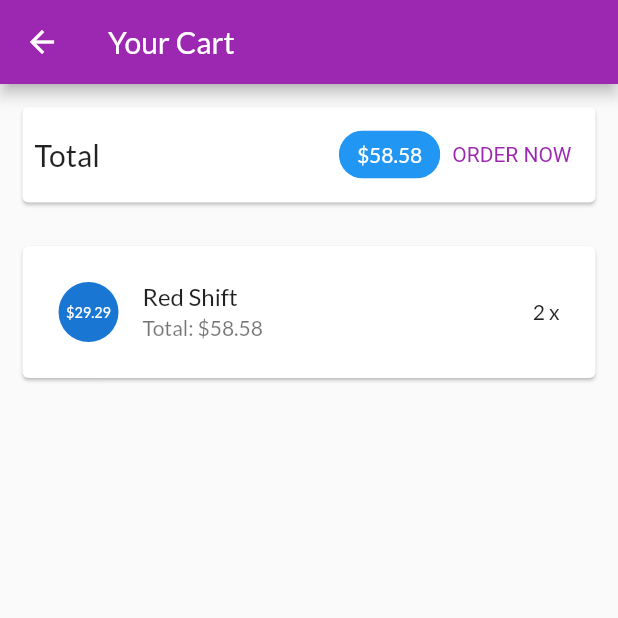
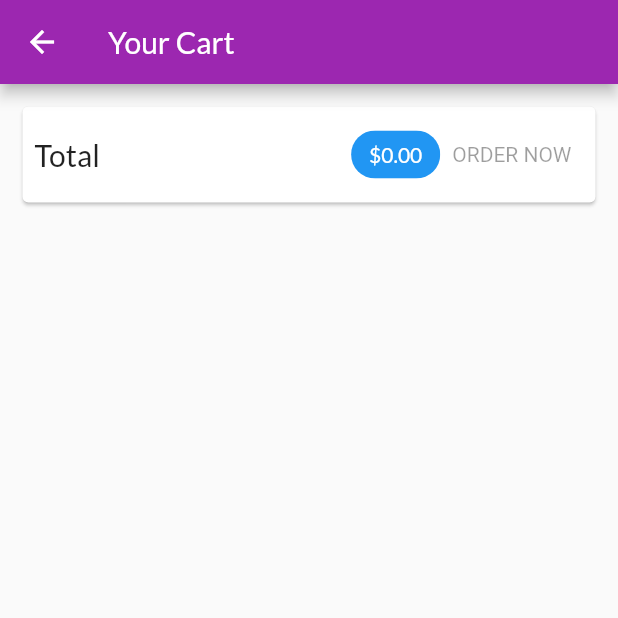
Before and after one commit to Anhkiet240101/lab1, a Flutter app: the CartScreen screen opened by its route, after a tap on "ORDER NOW", on a phone screen of 412 x 824 dp, the top half of it. Run offline on Flutter 3.47's test engine with Material 2 defaults, Android fonts, the phone set to English and light mode, and no system bars; network calls fail.

Commit message:
Quan ly trang thai voi provider - OrdersManager

```diff
--- a/lib/main.dart
+++ b/lib/main.dart
@@ -1,4 +1,5 @@
 import 'package:flutter/material.dart';
+import 'package:myshop/ui/orders/order_manager.dart';
 import 'ui/products/products_manager.dart';
 import 'ui/products/product_detail_screen.dart';
 import 'ui/products/products_overview_screen.dart';
@@ -7,6 +8,7 @@ import 'ui/cart/cart_screen.dart';
 import 'ui/orders/orders_screen.dart';
 import 'package:myshop/ui/cart/cart_manager.dart';
 import 'package:provider/provider.dart';
+import 'package:myshop/ui/orders/order_manager.dart';
 
 void main() {
   runApp(const MyApp());
@@ -24,6 +26,9 @@ class MyApp extends StatelessWidget {
         ),
         ChangeNotifierProvider(
           create: (ctx) => CartManager(),
+        ),
+        ChangeNotifierProvider(
+          create: (ctx) => OrdersManager(),
         ),
       ],
       child: MaterialApp(
--- a/lib/ui/cart/cart_screen.dart
+++ b/lib/ui/cart/cart_screen.dart
@@ -1,4 +1,5 @@
 import 'package:flutter/material.dart';
+import 'package:myshop/ui/orders/order_manager.dart';
 
 import 'cart_manager.dart';
 import 'cart_item_card.dart';
@@ -64,9 +65,16 @@ class CartScreen extends StatelessWidget {
               backgroundColor: Theme.of(context).primaryColor,
             ),
             TextButton(
-              onPressed: () {
-                print('An order has been added');
-              },
+              onPressed: cart.totalAmount <= 0
+                  ? null
+                  : () {
+                      context.read<OrdersManager>().addOrder(
+                            cart.products,
+                            cart.totalAmount,
+                          );
+                      cart.clear();
+                      print('An order has been added');
+                    },
               style: TextButton.styleFrom(
                 textStyle: TextStyle(color: Theme.of(context).primaryColor),
               ),
--- a/lib/ui/orders/order_manager.dart
+++ b/lib/ui/orders/order_manager.dart
@@ -2,6 +2,7 @@ import 'package:flutter/foundation.dart';
 
 import '../../models/cart_item.dart';
 import '../../models/order_item.dart';
+import 'package:flutter/foundation.dart';
 
 class OrdersManager with ChangeNotifier {
   final List<OrderItem> _orders = [
@@ -27,4 +28,17 @@ class OrdersManager with ChangeNotifier {
   List<OrderItem> get orders {
     return [..._orders];
   }
+
+  void addOrder(List<CartItem> cartProducts, double total) async {
+    _orders.insert(
+      0,
+      OrderItem(
+        id: 'o${DateTime.now().toIso8601String()}',
+        amount: total,
+        products: cartProducts,
+        dateTime: DateTime.now(),
+      ),
+    );
+    notifyListeners();
+  }
 }
--- a/lib/ui/orders/orders_screen.dart
+++ b/lib/ui/orders/orders_screen.dart
@@ -3,6 +3,7 @@ import 'package:flutter/material.dart';
 import 'order_manager.dart';
 import 'order_item_card.dart';
 import '../shared/app_drawer.dart';
+import 'package:provider/provider.dart';
 
 class OrdersScreen extends StatelessWidget {
   static const routeName = '/orders';
@@ -11,15 +12,19 @@ class OrdersScreen extends StatelessWidget {
   @override
   Widget build(BuildContext context) {
     print('building orders');
-    final ordersManager = OrdersManager();
+
     return Scaffold(
       appBar: AppBar(
         title: const Text('Your Orders'),
       ),
       drawer: const AppDrawer(),
-      body: ListView.builder(
-        itemCount: ordersManager.orderCount,
-        itemBuilder: (ctx, i) => OrderItemCard(ordersManager.orders[i]),
+      body: Consumer<OrdersManager>(
+        builder: (ctx, ordersManager, child) {
+          return ListView.builder(
+            itemCount: ordersManager.orderCount,
+            itemBuilder: (ctx, i) => OrderItemCard(ordersManager.orders[i]),
+          );
+        },
       ),
     );
   }
```
